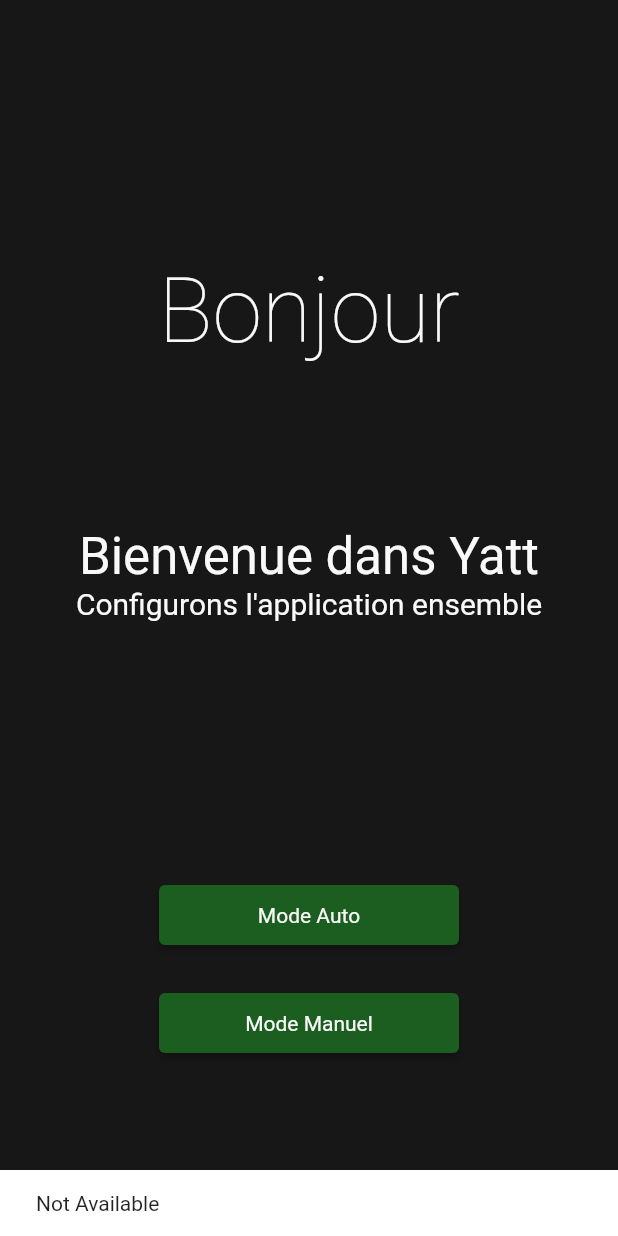
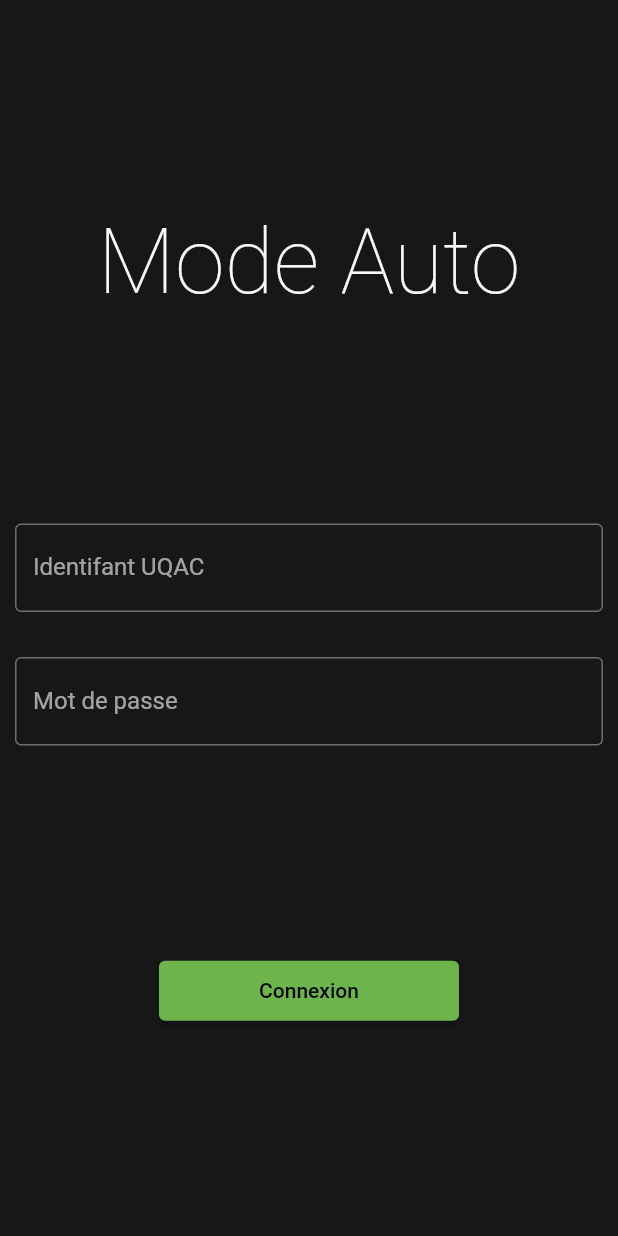
Before and after one commit to TxMat/yatt_flutter, a Flutter app: the screen it shows after launch, after a tap on "Mode Auto", on a phone screen of 412 x 824 dp. Run offline on Flutter 3.47's test engine with Material 2 defaults, Android fonts, the phone set to English and light mode, and no system bars.

Commit message:
auto login ui

```diff
--- /dev/null
+++ b/lib/auto_login.dart
@@ -0,0 +1,55 @@
+import 'package:flutter/material.dart';
+
+class AutoRoute extends StatelessWidget {
+  const AutoRoute({super.key});
+
+  @override
+  Widget build(BuildContext context) {
+    return Scaffold(
+      body: Center(
+        child: Column(
+          mainAxisAlignment: MainAxisAlignment.spaceEvenly,
+          children: [
+            Text(
+              "Mode Auto",
+              style: Theme.of(context).textTheme.headline1,
+            ),
+            Column(
+              children: [
+                Padding(
+                  padding: const EdgeInsets.only(left: 10, right: 10, bottom: 15),
+                  child: TextFormField(
+                    decoration: const InputDecoration(
+                        border: OutlineInputBorder(),
+                        labelText: "Identifant UQAC"),
+                    autocorrect: false,
+                  ),
+                ),
+                Padding(
+                  padding: const EdgeInsets.only(left: 10, right: 10, top: 15),
+                  child: TextFormField(
+                    decoration: const InputDecoration(
+                        border: OutlineInputBorder(),
+                        labelText: "Mot de passe"),
+                    obscureText: true,
+                  ),
+                ),
+              ],
+            ),
+            ElevatedButton(
+              style: ElevatedButton.styleFrom(
+                minimumSize: const Size(200, 40),
+              ),
+              onPressed: () {
+                ScaffoldMessenger.of(context)
+                    .showSnackBar(const SnackBar(
+                    content: Text("Bientôt Disponible ™ ")));
+              },
+              child: const Text("Connexion"),
+            ),
+          ],
+        ),
+      ),
+    );
+  }
+}
--- a/lib/main.dart
+++ b/lib/main.dart
@@ -1,4 +1,6 @@
 import 'package:flutter/material.dart';
+
+import 'auto_login.dart';
 
 void main() {
   runApp(const MyApp());
@@ -13,15 +15,6 @@ class MyApp extends StatelessWidget {
     return MaterialApp(
       title: 'Yatt',
       theme: ThemeData(
-          // This is the theme of your application.
-          //
-          // Try running your application with "flutter run". You'll see the
-          // application has a blue toolbar. Then, without quitting the app, try
-          // changing the primarySwatch below to Colors.green and then invoke
-          // "hot reload" (press "r" in the console where you ran "flutter run",
-          // or simply save your changes to "hot reload" in a Flutter IDE).
-          // Notice that the counter didn't reset back to zero; the application
-          // is not restarted.
           brightness: Brightness.dark,
           primarySwatch: const MaterialColor(0xFF6cb44b, <int, Color>{
             50: Color(0xFFEDF6E9),
@@ -123,25 +116,27 @@ class _MyHomePageState extends State<MyHomePage> {
                   mainAxisAlignment: MainAxisAlignment.spaceBetween,
                   children: [
                     ElevatedButton(
+                        style: ElevatedButton.styleFrom(
+                          minimumSize: const Size.fromHeight(40),
+                        ),
+                        onPressed: () {
+                          Navigator.push(
+                              context,
+                              MaterialPageRoute(
+                                  builder: (context) => const AutoRoute()));
+                        },
+                        child: const Text("Mode Auto")),
+                    ElevatedButton(
                       style: ElevatedButton.styleFrom(
-                          minimumSize: const Size.fromHeight(40),
-                          backgroundColor: Colors.green.shade900),
+                        minimumSize: const Size.fromHeight(40),
+                      ),
                       onPressed: () {
-                        ScaffoldMessenger.of(context).showSnackBar(const SnackBar(
+                        ScaffoldMessenger.of(context)
+                            .showSnackBar(const SnackBar(
                           content: Text("Not Available"),
                         ));
                       },
-                      child: Text("Mode Auto",
-                          style: Theme.of(context).textTheme.bodyMedium),
-                    ),
-                    ElevatedButton(
-                      style: ElevatedButton.styleFrom(
-                          minimumSize: const Size.fromHeight(40),
-                          backgroundColor: Colors.green.shade900),
-                      onPressed: () { },
-                      child: Text(
-                          "Mode Manuel",
-                      style: Theme.of(context).textTheme.bodyMedium,),
+                      child: const Text("Mode Manuel"),
                     ),
                   ],
                 )),
--- a/pubspec.yaml
+++ b/pubspec.yaml
@@ -36,6 +36,7 @@ dependencies:
   # The following adds the Cupertino Icons font to your application.
   # Use with the CupertinoIcons class for iOS style icons.
   cupertino_icons: ^1.0.2
+  flutter_local_notifications: ^9.9.1
 
 dev_dependencies:
   flutter_test:
```
Also changed, not shown: lib/notifications.dart (added), lib/time_table.dart (added), pubspec.lock.
